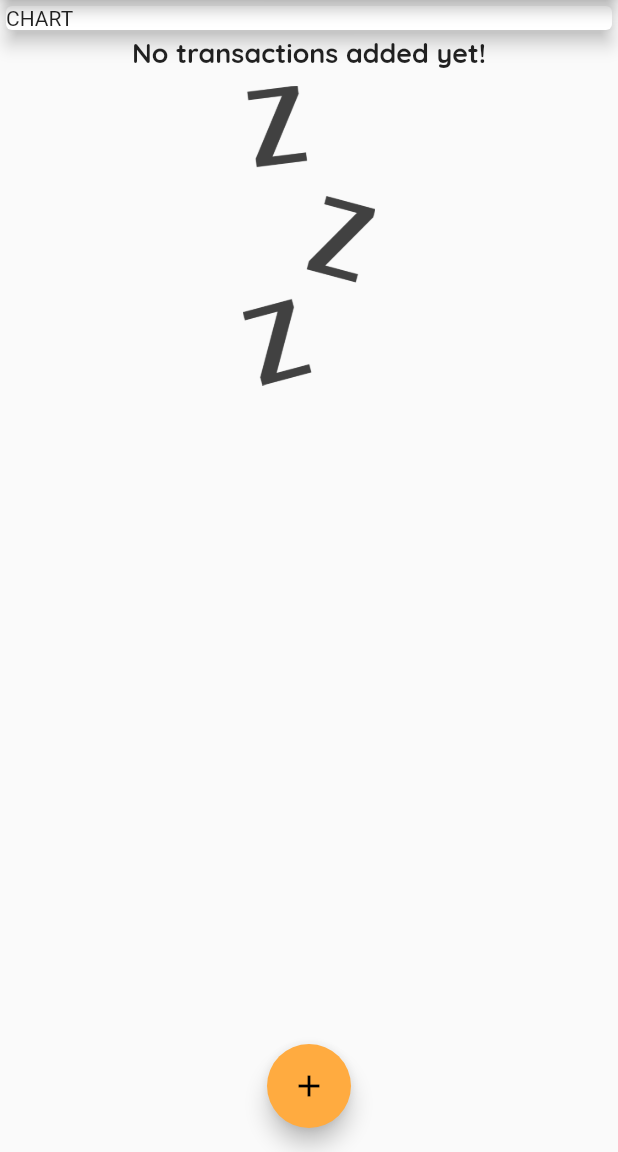
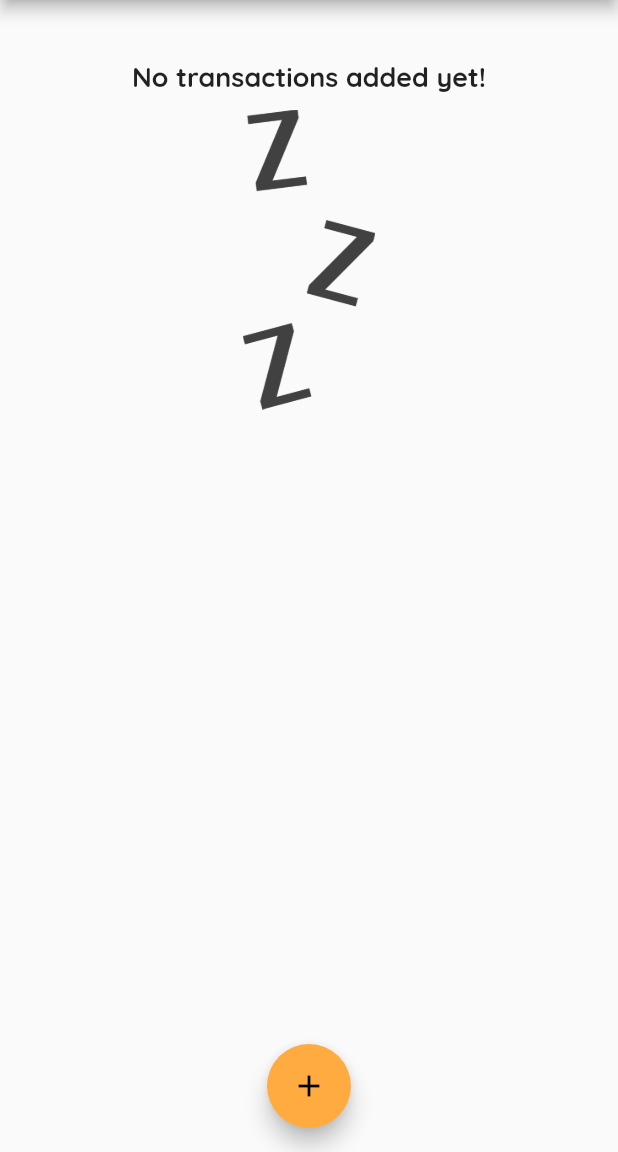
Before and after one commit to SicraStudio/flutter_pers_expenses_app, a Flutter app: the screen it shows after launch, on a phone screen of 412 x 824 dp, the part 84-1236 px from its top. Run offline on Flutter 3.47's test engine with Material 2 defaults, Android fonts, the phone set to English and light mode, and no system bars.

Commit message:
[ADD] adds recent transsactions logic in chart widget

```diff
--- a/lib/main.dart
+++ b/lib/main.dart
@@ -3,6 +3,7 @@ import 'package:flutter/material.dart';
 import './widgets/transaction_list.dart';
 import './widgets/new_transaction.dart';
 import './models/transaction.dart';
+import './widgets/chart.dart';
 
 void main() => runApp(MyApp());
 
@@ -55,6 +56,12 @@ class _MyHomePageState extends State<MyHomePage> {
     // ),
   ];
 
+  List<Transaction> get _recentTransactions {
+    return _userTransactions.where((tx) {
+      return tx.date.isAfter(DateTime.now().subtract(Duration(days: 7)));
+    }).toList();
+  }
+
   void _addNewTransaction(String title, double amount) {
     final newTx = Transaction(
       id: DateTime.now().toString(),
@@ -95,13 +102,7 @@ class _MyHomePageState extends State<MyHomePage> {
       floatingActionButtonLocation: FloatingActionButtonLocation.centerFloat,
       body: Column(
         children: [
-          Container(
-            width: double.infinity,
-            child: Card(
-              child: Text('CHART'),
-              elevation: 5,
-            ),
-          ),
+          Chart(_recentTransactions),
           TransactionList(_userTransactions),
         ],
       ),
--- /dev/null
+++ b/lib/widgets/chart.dart
@@ -0,0 +1,46 @@
+import 'package:flutter/material.dart';
+import 'package:intl/intl.dart';
+
+import '../models/transaction.dart';
+
+class Chart extends StatelessWidget {
+  final List<Transaction> recentTransactions;
+
+  Chart(this.recentTransactions);
+
+  List<Map<String, Object>> get groupedTransactionValues {
+    return List.generate(7, (index) {
+      final weekDay = DateTime.now().subtract(
+        Duration(days: index),
+      );
+      double totalSum = 0;
+
+      for (var tx in recentTransactions) {
+        if (tx.date.day == weekDay.day &&
+            tx.date.month == weekDay.month &&
+            tx.date.year == weekDay.year) {
+          totalSum += tx.amount;
+        }
+      }
+
+      print(DateFormat.E().format(weekDay));
+      print(totalSum);
+      return {
+        'day': DateFormat.E().format(weekDay),
+        'amount': totalSum,
+      };
+    });
+  }
+
+  @override
+  Widget build(BuildContext context) {
+    print(groupedTransactionValues);
+    return Card(
+      elevation: 6,
+      margin: EdgeInsets.all(20),
+      child: Row(
+        children: [],
+      ),
+    );
+  }
+}
```
